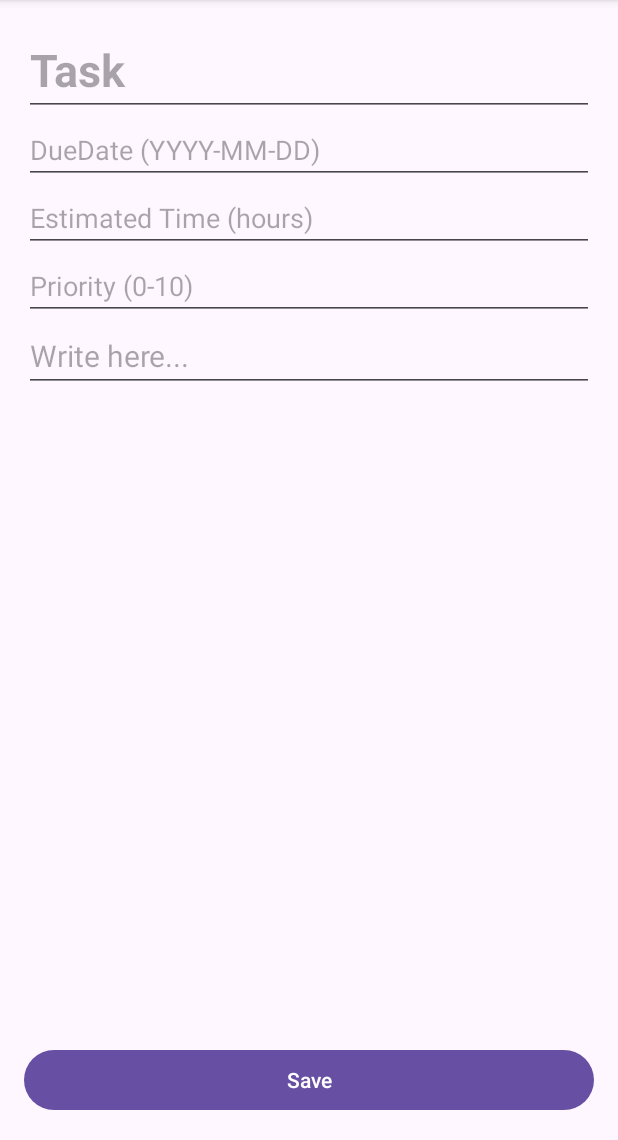
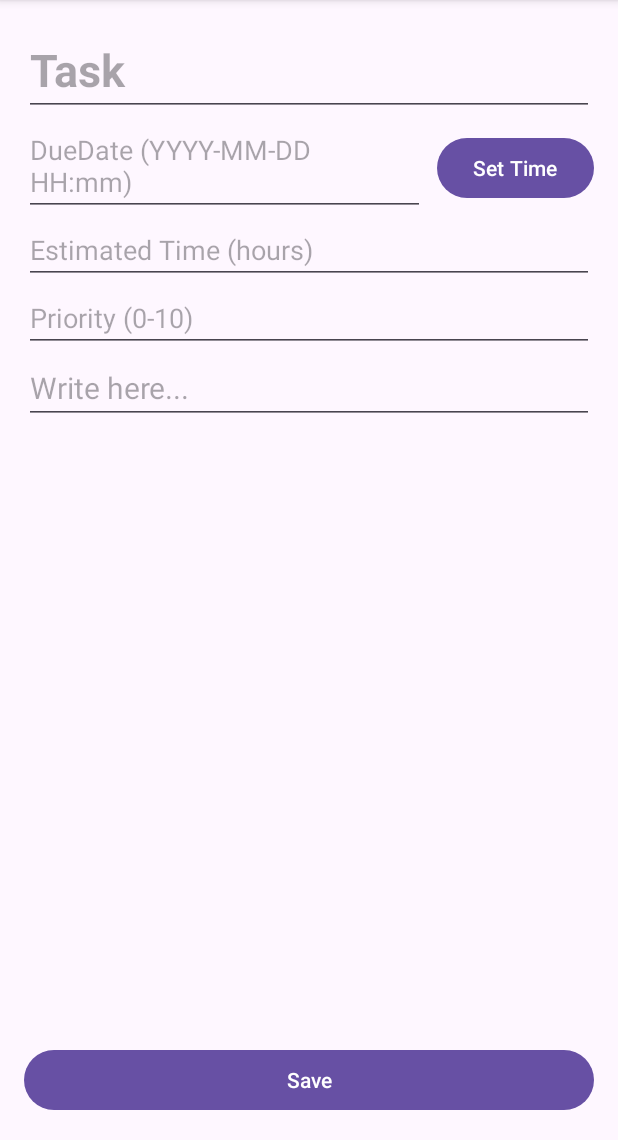
Before and after one commit to xxxfrankla/Flow, an Android app: the TaskContentFragment screen opened through its navigation route, on a phone screen of 412 x 824 dp, the part 96-1236 px from its top. Run offline under Robolectric (Android 15) with nearby library versions, the phone set to English and light mode, and no system bars; our stand-ins replace Room's generated code, paging.

Commit message:
Everything Integrated (not sorting algo)

```diff
--- a/app/src/main/java/com/cs407/flow/TaskListFragment.kt
+++ b/app/src/main/java/com/cs407/flow/TaskListFragment.kt
@@ -306,7 +306,7 @@ class TaskListFragment(
         val builder = NotificationCompat.Builder(requireContext(), "taskChannel")
             .setSmallIcon(R.drawable.ic_launcher_foreground) // Replace with your app's notification icon
             .setContentTitle("Your Tasks")
-            .setContentText("You have ${taskSummaries.size} tasks!")
+            .setContentText("You have ${taskSummaries.size} task(s)!")
             .setStyle(NotificationCompat.BigTextStyle().bigText(taskList))
             .setPriority(NotificationCompat.PRIORITY_DEFAULT)
         // Show the notification
--- a/app/src/main/res/layout/fragment_task_content.xml
+++ b/app/src/main/res/layout/fragment_task_content.xml
@@ -29,11 +29,26 @@
                     android:textStyle="bold" />
 
             <!-- Start Date EditText -->
-            <EditText
-                    android:id="@+id/dueDateEditText"
+            <!-- DueDate and Button in a Horizontal LinearLayout -->
+            <LinearLayout
                     android:layout_width="match_parent"
                     android:layout_height="wrap_content"
-                    android:hint="DueDate (YYYY-MM-DD)" />
+                    android:orientation="horizontal">
+                <!-- DueDate EditText -->
+                <EditText
+                        android:id="@+id/dueDateEditText"
+                        android:layout_width="0dp"
+                        android:layout_height="wrap_content"
+                        android:hint="DueDate (YYYY-MM-DD HH:mm)"
+                        android:layout_weight="1" />
+                <!-- Set Date and Time Button -->
+                <Button
+                        android:id="@+id/setDateTimeButton"
+                        android:layout_width="wrap_content"
+                        android:layout_height="wrap_content"
+                        android:text="Set Time"
+                        android:layout_marginStart="8dp" />
+            </LinearLayout>
 
             <!-- Estimated Time EditText -->
             <EditText
```
Also changed, not shown: app/src/main/java/com/cs407/flow/TaskContentFragment.kt (+49 -3 lines).
